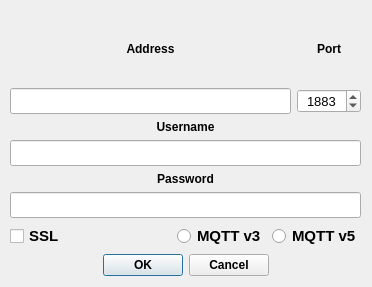
The window that ArduinoGatekeeperAdmin/Forms/Connection.ui (AdrianoGoede/ArduinoGatekeeper) describes before a commit, drawn with Qt 5.
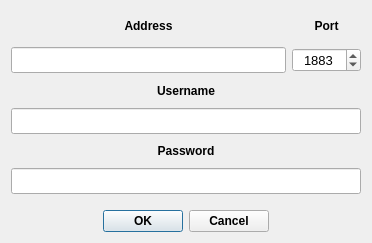
The same window after the commit.

Commit message:
Connection form implemented
Implemented form to setup connection with credentials;
Adjusted signals to handle connection error messages;

```diff
--- a/ArduinoGatekeeperAdmin/Forms/Connection.ui
+++ b/ArduinoGatekeeperAdmin/Forms/Connection.ui
@@ -7,24 +7,15 @@
     <x>0</x>
     <y>0</y>
     <width>372</width>
-    <height>287</height>
+    <height>243</height>
    </rect>
   </property>
   <property name="windowTitle">
    <string>Dialog</string>
   </property>
-  <widget class="QWidget" name="">
-   <property name="geometry">
-    <rect>
-     <x>10</x>
-     <y>15</y>
-     <width>351</width>
-     <height>261</height>
-    </rect>
-   </property>
-   <layout class="QVBoxLayout" name="verticalLayout">
-    <item>
-     <layout class="QGridLayout" name="gridLayout">
+  <layout class="QGridLayout" name="gridLayout_3" rowstretch="1,2,1">
+   <item row="0" column="0">
+    <layout class="QGridLayout" name="AddressLayout" columnstretch="8,2">
       <item row="0" column="0">
        <widget class="QLabel" name="lbAddress">
         <property name="font">
@@ -88,8 +79,11 @@
       </item>
      </layout>
     </item>
-    <item>
-     <layout class="QGridLayout" name="gridLayout_2">
+   <item row="1" column="0">
+    <layout class="QGridLayout" name="CredentialsLayout">
+     <property name="bottomMargin">
+      <number>10</number>
+     </property>
       <item row="0" column="0">
        <widget class="QLabel" name="lbUsername">
         <property name="font">
@@ -151,53 +145,7 @@
       </item>
      </layout>
     </item>
-    <item>
-     <layout class="QGridLayout" name="gridLayout_3" columnstretch="6,2,2">
-      <item row="0" column="0">
-       <widget class="QCheckBox" name="cbSsl">
-        <property name="font">
-         <font>
-          <pointsize>11</pointsize>
-          <bold>true</bold>
-         </font>
-        </property>
-        <property name="layoutDirection">
-         <enum>Qt::LayoutDirection::LeftToRight</enum>
-        </property>
-        <property name="text">
-         <string>SSL</string>
-        </property>
-       </widget>
-      </item>
-      <item row="0" column="1">
-       <widget class="QRadioButton" name="rbMqttV3">
-        <property name="font">
-         <font>
-          <pointsize>11</pointsize>
-          <bold>true</bold>
-         </font>
-        </property>
-        <property name="text">
-         <string>MQTT v3</string>
-        </property>
-       </widget>
-      </item>
-      <item row="0" column="2">
-       <widget class="QRadioButton" name="rbMqttV5">
-        <property name="font">
-         <font>
-          <pointsize>11</pointsize>
-          <bold>true</bold>
-         </font>
-        </property>
-        <property name="text">
-         <string>MQTT v5</string>
-        </property>
-       </widget>
-      </item>
-     </layout>
-    </item>
-    <item>
+   <item row="2" column="0">
      <widget class="QDialogButtonBox" name="connectionFormButtonBox">
       <property name="font">
        <font>
@@ -219,7 +167,6 @@
      </widget>
     </item>
    </layout>
-  </widget>
  </widget>
  <resources/>
  <connections>
```
Lines whose indentation alone changed are shown as unchanged. The commit also changes 7 other files.
